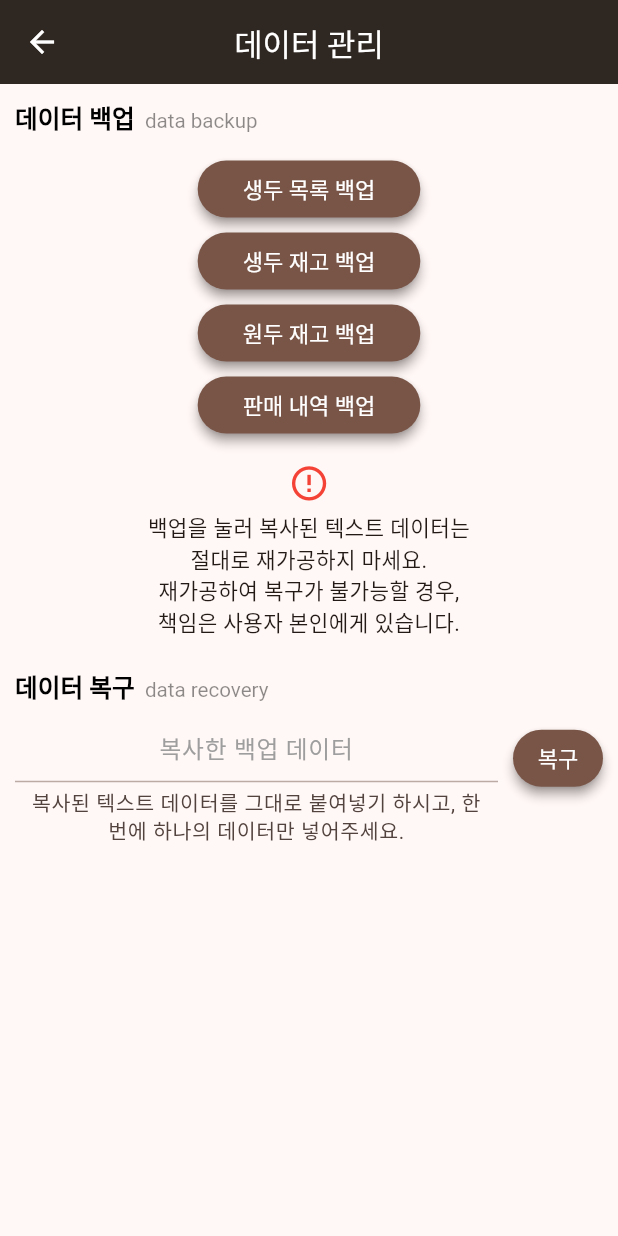
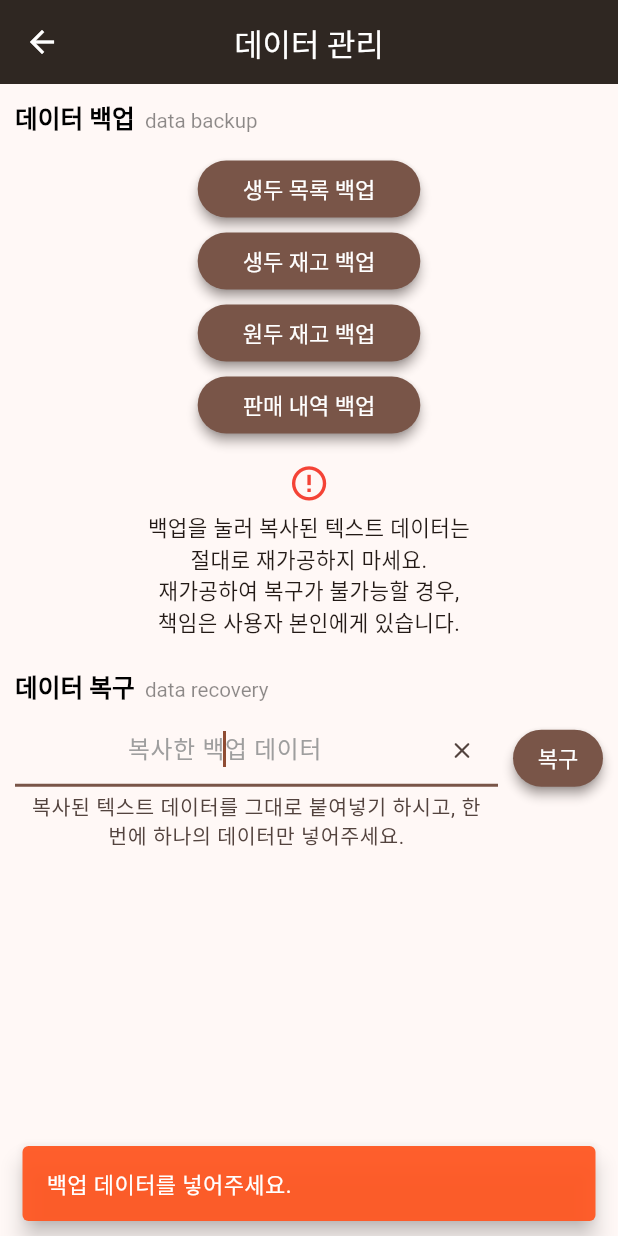
Before and after one commit to NamGideokk/bean_diary, a Flutter app: the DataManagementMain screen opened directly, after a tap on "복구", on a phone screen of 412 x 824 dp. Run offline on Flutter 3.47's test engine with Material 2 defaults, Android fonts, the phone set to English and light mode, and no system bars; our stand-ins replace get, package_info_plus, sqflite; accounts and stored records are empty.

Commit message:
파일명 수정, 중량 numberFormat 추가, 타일 스타일 수정

```diff
--- a/lib/controller/data_management_controller.dart
+++ b/lib/controller/data_management_controller.dart
@@ -2,6 +2,7 @@ import 'package:bean_diary/sqfLite/green_bean_stock_sqf_lite.dart';
 import 'package:bean_diary/sqfLite/green_beans_sqf_lite.dart';
 import 'package:bean_diary/sqfLite/roasting_bean_sales_sqf_lite.dart';
 import 'package:bean_diary/sqfLite/roasting_bean_stock_sqf_lite.dart';
+import 'package:flutter/cupertino.dart';
 import 'package:get/get.dart';
 
 class DataManagementController extends GetxController {
@@ -9,6 +10,9 @@ class DataManagementController extends GetxController {
   RxList _greenBeanStock = [].obs;
   RxList _roastingBeanStock = [].obs;
   RxList _salesHistory = [].obs;
+
+  final backupDataTECtrl = TextEditingController();
+  final backupDataFN = FocusNode();
 
   get greenBeans => _greenBeans;
   get greenBeanStock => _greenBeanStock;
--- a/lib/controller/regist_green_bean_controller.dart
+++ b/lib/controller/register_green_bean_controller.dart
@@ -2,7 +2,7 @@ import 'package:bean_diary/sqfLite/green_beans_sqf_lite.dart';
 import 'package:bean_diary/utility/utility.dart';
 import 'package:get/get.dart';
 
-class RegistGreenBeanController extends GetxController {
+class RegisterGreenBeanController extends GetxController {
   RxList _greenBeanList = [].obs;
 
   get greenBeanList => _greenBeanList;
--- a/lib/screens/data_management_main.dart
+++ b/lib/screens/data_management_main.dart
@@ -15,8 +15,6 @@ class DataManagementMain extends StatefulWidget {
 
 class _DataManagementMainState extends State<DataManagementMain> {
   final _dataManagementCtrl = Get.put(DataManagementController());
-
-  void dataRecovery(String? value) {}
 
   Future<void> getGreenBeansBackup(int type) async {
     List list;
@@ -57,6 +55,42 @@ class _DataManagementMainState extends State<DataManagementMain> {
         bgColor: Colors.green,
       );
     }
+  }
+
+  void dataRecovery(String? value) {
+    String backupData = _dataManagementCtrl.backupDataTECtrl.text;
+
+    if (backupData.trim().isEmpty) {
+      if (!mounted) return;
+      CustomDialog().showFloatingSnackBar(context, "백업 데이터를 넣어주세요.");
+      _dataManagementCtrl.backupDataFN.requestFocus();
+      return;
+    }
+
+    if (backupData.startsWith("생두 목록")) {
+      print("생두 목록 이야!");
+      backupData.replaceAll("생두 목록", "");
+      print(backupData);
+      return;
+    } else if (backupData.startsWith("생두 재고")) {
+      print("생두 재고 이야!");
+      return;
+    } else if (backupData.startsWith("원두 재고")) {
+      print("원두 재고 이야!");
+      return;
+    } else if (backupData.startsWith("판매 내역")) {
+      print("판매 내역 이야!");
+      return;
+    } else {
+      if (!mounted) return;
+      CustomDialog().showFloatingSnackBar(context, "백업 데이터가 올바르지 않습니다.\n복구가 불가능합니다.");
+      return;
+    }
+  }
+
+  void clearBackupDataText() {
+    _dataManagementCtrl.backupDataTECtrl.clear();
+    _dataManagementCtrl.backupDataFN.requestFocus();
   }
 
   @override
@@ -122,6 +156,8 @@ class _DataManagementMainState extends State<DataManagementMain> {
                   children: [
                     Expanded(
                       child: TextField(
+                        controller: _dataManagementCtrl.backupDataTECtrl,
+                        focusNode: _dataManagementCtrl.backupDataFN,
                         textAlign: TextAlign.center,
                         textInputAction: TextInputAction.go,
                         onSubmitted: dataRecovery,
@@ -132,6 +168,10 @@ class _DataManagementMainState extends State<DataManagementMain> {
                             fontSize: height / 60,
                           ),
                           helperMaxLines: 3,
+                          suffixIcon: IconButton(
+                            onPressed: clearBackupDataText,
+                            icon: const Icon(Icons.clear_rounded),
+                          ),
                         ),
                       ),
                     ),
--- a/lib/screens/sale_management_main.dart
+++ b/lib/screens/sale_management_main.dart
@@ -61,7 +61,7 @@ class _SaleManagementMainState extends State<SaleManagementMain> {
         _roastingBeanSalesCtrl.weightFN.requestFocus();
         return;
       } else {
-        int beanTotalWeight = int.parse(_roastingBeanSalesCtrl.selectedBean.toString().split(" / ")[1].replaceAll(RegExp("[.kg]"), ""));
+        int beanTotalWeight = int.parse(_roastingBeanSalesCtrl.selectedBean.toString().split(" / ")[1].replaceAll(RegExp("[.,kg]"), ""));
         int salesWeight = int.parse(_roastingBeanSalesCtrl.weightTECtrl.text.replaceAll(".", ""));
         if (beanTotalWeight < salesWeight) {
           CustomDialog().showFloatingSnackBar(context, "판매 중량이 재고량보다 클 수 없습니다.\n다시 입력해 주세요.");
@@ -91,7 +91,8 @@ class _SaleManagementMainState extends State<SaleManagementMain> {
     bool result = await RoastingBeanSalesSqfLite().insertRoastingBeanSales(value);
 
     if (result) {
-      String successMsg = "${_customDatePickerCtrl.textEditingCtrl.text}\n$company\n${type == "1" ? "싱글오리진" : "블렌드"} - $name\n${_roastingBeanSalesCtrl.weightTECtrl.text.trim()}kg\n판매 등록이 완료되었습니다.";
+      String successMsg =
+          "${_customDatePickerCtrl.textEditingCtrl.text}\n$company\n${type == "1" ? "싱글오리진" : "블렌드"} - $name\n${Utility().numberFormat(_roastingBeanSalesCtrl.weightTECtrl.text.trim())}kg\n판매 등록이 완료되었습니다.";
       if (!mounted) return;
       CustomDialog().showFloatingSnackBar(context, successMsg, bgColor: Colors.green);
       bool updateWeightResult = await RoastingBeanStockSqfLite().updateWeightRoastingBeanStock(value);
```
Also changed, not shown: lib/controller/roasting_bean_sales_controller.dart (+4 -4 lines), lib/controller/warehousing_green_bean_controller.dart (+4 -4 lines), lib/screens/green_bean_warehousing_main.dart (+7 -3 lines), lib/screens/register_green_bean.dart (renamed from lib/screens/regist_green_bean.dart, +17 -17 lines), lib/screens/roasting_management_main.dart (+10 -4 lines), lib/screens/sale_history_main.dart (+7 -1 lines), lib/screens/stock_status_main.dart (+191 -139 lines), lib/utility/utility.dart (+8 -0 lines).
